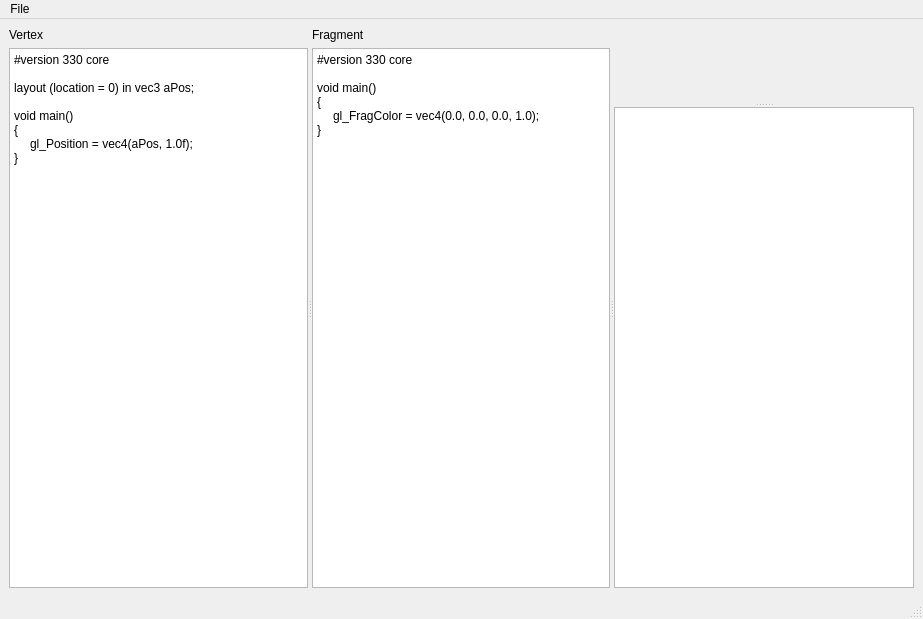
MEHRDADsmj/ShEd, file mainwindow.ui: the form before one commit.
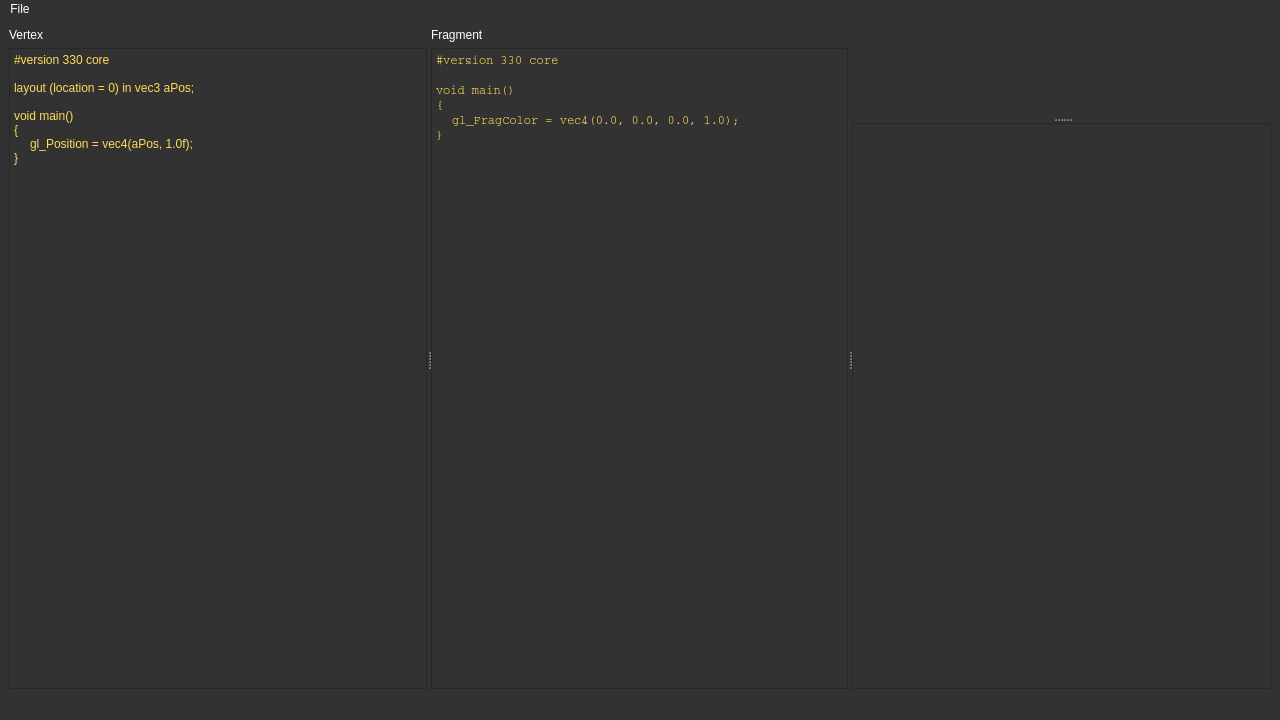
The form after the commit. Custom widgets are drawn as their Qt base class.

Commit message: UI Dark mode

Patch:
```diff
--- a/mainwindow.ui
+++ b/mainwindow.ui
@@ -6,8 +6,8 @@
    <rect>
     <x>0</x>
     <y>0</y>
-    <width>923</width>
-    <height>619</height>
+    <width>1280</width>
+    <height>720</height>
    </rect>
   </property>
   <property name="sizePolicy">
@@ -19,9 +19,23 @@
   <property name="windowTitle">
    <string>ShEd</string>
   </property>
+  <property name="windowOpacity">
+   <double>1.000000000000000</double>
+  </property>
+  <property name="autoFillBackground">
+   <bool>false</bool>
+  </property>
+  <property name="styleSheet">
+   <string notr="true">background-color: rgb(50, 50, 50);
+alternate-background-color: rgb(255, 255, 255);
+color: rgb(255, 255, 255);</string>
+  </property>
   <property name="animated">
    <bool>false</bool>
   </property>
+  <property name="tabShape">
+   <enum>QTabWidget::Rounded</enum>
+  </property>
   <widget class="QWidget" name="centralwidget">
    <layout class="QVBoxLayout" name="verticalLayout_3">
     <item>
@@ -33,10 +47,13 @@
        <property name="orientation">
         <enum>Qt::Horizontal</enum>
        </property>
-       <widget class="QWidget" name="">
+       <widget class="QWidget" name="layoutWidget">
         <layout class="QVBoxLayout" name="verticalLayout_2">
          <item>
           <widget class="QLabel" name="lblVertex">
+           <property name="styleSheet">
+            <string notr="true">color: rgb(255, 255, 255);</string>
+           </property>
            <property name="text">
             <string>Vertex</string>
            </property>
@@ -44,19 +61,23 @@
          </item>
          <item>
           <widget class="QTextEdit" name="txtVertex">
+           <property name="styleSheet">
+            <string notr="true">border-color: rgb(84, 84, 84);
+color: rgb(255, 219, 88);</string>
+           </property>
            <property name="html">
             <string>&lt;!DOCTYPE HTML PUBLIC &quot;-//W3C//DTD HTML 4.0//EN&quot; &quot;http://www.w3.org/TR/REC-html40/strict.dtd&quot;&gt;
 &lt;html&gt;&lt;head&gt;&lt;meta name=&quot;qrichtext&quot; content=&quot;1&quot; /&gt;&lt;meta charset=&quot;utf-8&quot; /&gt;&lt;style type=&quot;text/css&quot;&gt;
 p, li { white-space: pre-wrap; }
 &lt;/style&gt;&lt;/head&gt;&lt;body style=&quot; font-family:'Segoe UI'; font-size:9pt; font-weight:400; font-style:normal;&quot;&gt;
-&lt;p style=&quot; margin-top:0px; margin-bottom:0px; margin-left:0px; margin-right:0px; -qt-block-indent:0; text-indent:0px;&quot;&gt;#version 330 core&lt;/p&gt;
-&lt;p style=&quot;-qt-paragraph-type:empty; margin-top:0px; margin-bottom:0px; margin-left:0px; margin-right:0px; -qt-block-indent:0; text-indent:0px;&quot;&gt;&lt;br /&gt;&lt;/p&gt;
-&lt;p style=&quot; margin-top:0px; margin-bottom:0px; margin-left:0px; margin-right:0px; -qt-block-indent:0; text-indent:0px;&quot;&gt;layout (location = 0) in vec3 aPos;&lt;/p&gt;
-&lt;p style=&quot;-qt-paragraph-type:empty; margin-top:0px; margin-bottom:0px; margin-left:0px; margin-right:0px; -qt-block-indent:0; text-indent:0px;&quot;&gt;&lt;br /&gt;&lt;/p&gt;
-&lt;p style=&quot; margin-top:0px; margin-bottom:0px; margin-left:0px; margin-right:0px; -qt-block-indent:0; text-indent:0px;&quot;&gt;void main()&lt;/p&gt;
-&lt;p style=&quot; margin-top:0px; margin-bottom:0px; margin-left:0px; margin-right:0px; -qt-block-indent:0; text-indent:0px;&quot;&gt;{&lt;/p&gt;
-&lt;p style=&quot; margin-top:0px; margin-bottom:0px; margin-left:0px; margin-right:0px; -qt-block-indent:0; text-indent:0px;&quot;&gt;	gl_Position = vec4(aPos, 1.0f);&lt;/p&gt;
-&lt;p style=&quot; margin-top:0px; margin-bottom:0px; margin-left:0px; margin-right:0px; -qt-block-indent:0; text-indent:0px;&quot;&gt;}&lt;/p&gt;&lt;/body&gt;&lt;/html&gt;</string>
+&lt;p style=&quot; margin-top:0px; margin-bottom:0px; margin-left:0px; margin-right:0px; -qt-block-indent:0; text-indent:0px;&quot;&gt;&lt;span style=&quot; font-family:'Courier';&quot;&gt;#version 330 core&lt;/span&gt;&lt;/p&gt;
+&lt;p style=&quot;-qt-paragraph-type:empty; margin-top:0px; margin-bottom:0px; margin-left:0px; margin-right:0px; -qt-block-indent:0; text-indent:0px; font-family:'Courier';&quot;&gt;&lt;br /&gt;&lt;/p&gt;
+&lt;p style=&quot; margin-top:0px; margin-bottom:0px; margin-left:0px; margin-right:0px; -qt-block-indent:0; text-indent:0px;&quot;&gt;&lt;span style=&quot; font-family:'Courier';&quot;&gt;layout (location = 0) in vec3 aPos;&lt;/span&gt;&lt;/p&gt;
+&lt;p style=&quot;-qt-paragraph-type:empty; margin-top:0px; margin-bottom:0px; margin-left:0px; margin-right:0px; -qt-block-indent:0; text-indent:0px; font-family:'Courier';&quot;&gt;&lt;br /&gt;&lt;/p&gt;
+&lt;p style=&quot; margin-top:0px; margin-bottom:0px; margin-left:0px; margin-right:0px; -qt-block-indent:0; text-indent:0px;&quot;&gt;&lt;span style=&quot; font-family:'Courier';&quot;&gt;void main()&lt;/span&gt;&lt;/p&gt;
+&lt;p style=&quot; margin-top:0px; margin-bottom:0px; margin-left:0px; margin-right:0px; -qt-block-indent:0; text-indent:0px;&quot;&gt;&lt;span style=&quot; font-family:'Courier';&quot;&gt;{&lt;/span&gt;&lt;/p&gt;
+&lt;p style=&quot; margin-top:0px; margin-bottom:0px; margin-left:0px; margin-right:0px; -qt-block-indent:0; text-indent:0px;&quot;&gt;&lt;span style=&quot; font-family:'Courier';&quot;&gt;	gl_Position = vec4(aPos, 1.0f);&lt;/span&gt;&lt;/p&gt;
+&lt;p style=&quot; margin-top:0px; margin-bottom:0px; margin-left:0px; margin-right:0px; -qt-block-indent:0; text-indent:0px;&quot;&gt;&lt;span style=&quot; font-family:'Courier';&quot;&gt;}&lt;/span&gt;&lt;/p&gt;&lt;/body&gt;&lt;/html&gt;</string>
            </property>
            <property name="tabStopDistance">
             <double>16.000000000000000</double>
@@ -65,10 +86,13 @@
          </item>
         </layout>
        </widget>
-       <widget class="QWidget" name="">
+       <widget class="QWidget" name="layoutWidget">
         <layout class="QVBoxLayout" name="verticalLayout">
          <item>
           <widget class="QLabel" name="lblFragment">
+           <property name="styleSheet">
+            <string notr="true">color: rgb(255, 255, 255);</string>
+           </property>
            <property name="text">
             <string>Fragment</string>
            </property>
@@ -76,11 +100,32 @@
          </item>
          <item>
           <widget class="QTextEdit" name="txtFragment">
+           <property name="font">
+            <font>
+             <family>Courier</family>
+             <pointsize>9</pointsize>
+             <italic>false</italic>
+             <bold>false</bold>
+            </font>
+           </property>
+           <property name="styleSheet">
+            <string notr="true">border-color: rgb(84, 84, 84);
+font: 9pt &quot;Courier&quot;;
+selection-color: rgb(59, 59, 59);
+selection-background-color: rgb(255, 219, 88);
+color: rgb(255, 219, 88);</string>
+           </property>
+           <property name="verticalScrollBarPolicy">
+            <enum>Qt::ScrollBarAsNeeded</enum>
+           </property>
+           <property name="autoFormatting">
+            <set>QTextEdit::AutoNone</set>
+           </property>
            <property name="html">
             <string>&lt;!DOCTYPE HTML PUBLIC &quot;-//W3C//DTD HTML 4.0//EN&quot; &quot;http://www.w3.org/TR/REC-html40/strict.dtd&quot;&gt;
 &lt;html&gt;&lt;head&gt;&lt;meta name=&quot;qrichtext&quot; content=&quot;1&quot; /&gt;&lt;meta charset=&quot;utf-8&quot; /&gt;&lt;style type=&quot;text/css&quot;&gt;
 p, li { white-space: pre-wrap; }
-&lt;/style&gt;&lt;/head&gt;&lt;body style=&quot; font-family:'Segoe UI'; font-size:9pt; font-weight:400; font-style:normal;&quot;&gt;
+&lt;/style&gt;&lt;/head&gt;&lt;body style=&quot; font-family:'Courier'; font-size:9pt; font-weight:400; font-style:normal;&quot;&gt;
 &lt;p style=&quot; margin-top:0px; margin-bottom:0px; margin-left:0px; margin-right:0px; -qt-block-indent:0; text-indent:0px;&quot;&gt;#version 330 core&lt;/p&gt;
 &lt;p style=&quot;-qt-paragraph-type:empty; margin-top:0px; margin-bottom:0px; margin-left:0px; margin-right:0px; -qt-block-indent:0; text-indent:0px;&quot;&gt;&lt;br /&gt;&lt;/p&gt;
 &lt;p style=&quot; margin-top:0px; margin-bottom:0px; margin-left:0px; margin-right:0px; -qt-block-indent:0; text-indent:0px;&quot;&gt;void main()&lt;/p&gt;
@@ -106,8 +151,15 @@
        <property name="orientation">
         <enum>Qt::Vertical</enum>
        </property>
+       <property name="handleWidth">
+        <number>6</number>
+       </property>
        <widget class="Renderer" name="widgetRenderer" native="true"/>
-       <widget class="QListWidget" name="listErrorList"/>
+       <widget class="QListWidget" name="listErrorList">
+        <property name="styleSheet">
+         <string notr="true">color: rgb(255, 200, 0);</string>
+        </property>
+       </widget>
       </widget>
      </widget>
     </item>
@@ -118,7 +170,7 @@
     <rect>
      <x>0</x>
      <y>0</y>
-     <width>923</width>
+     <width>1280</width>
      <height>25</height>
     </rect>
    </property>
```
The commit also changes 1 other file.
